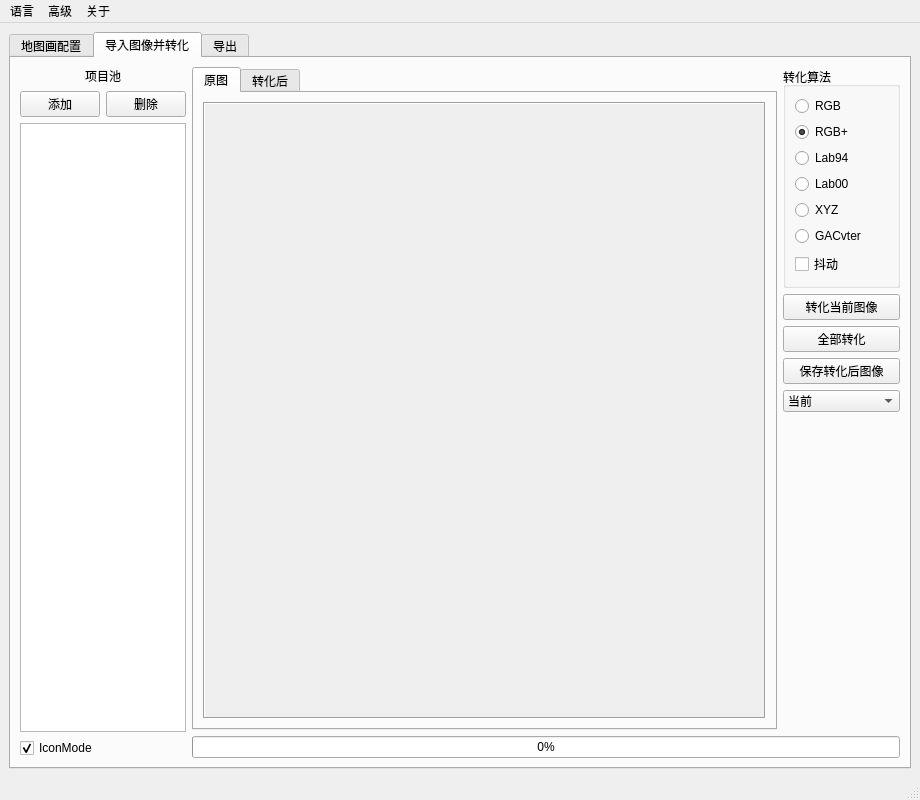
First picture: the form in SlopeCraft/SCWind.ui, repository SlopeCraft/SlopeCraft, before the edit.
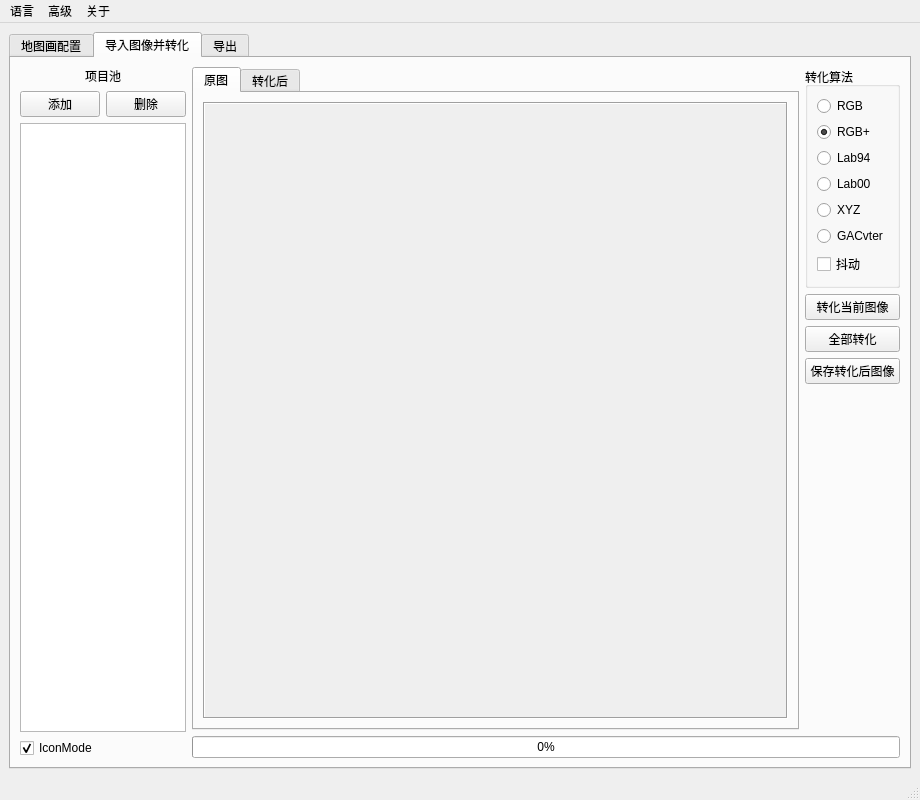
Second picture: the form after the edit. The open tabs and pages were chosen to show the change. Custom widgets are drawn as their Qt base class.

Commit message: save converted image

The edit to the form file:
```diff
--- a/SlopeCraft/SCWind.ui
+++ b/SlopeCraft/SCWind.ui
@@ -319,8 +319,8 @@
        <attribute name="title">
         <string>导入图像并转化</string>
        </attribute>
-       <layout class="QGridLayout" name="gridLayout_6" columnstretch="1,10,1,1">
-        <item row="0" column="1" rowspan="6">
+       <layout class="QGridLayout" name="gridLayout_6" columnstretch="1,10,0,0">
+        <item row="0" column="1" rowspan="5">
          <widget class="QTabWidget" name="tw_cvt_image">
           <property name="minimumSize">
            <size>
@@ -424,141 +424,14 @@
           </widget>
          </widget>
         </item>
-        <item row="1" column="2" colspan="2">
-         <widget class="QPushButton" name="pb_cvt_current">
-          <property name="sizePolicy">
-           <sizepolicy hsizetype="Preferred" vsizetype="Fixed">
-            <horstretch>0</horstretch>
-            <verstretch>0</verstretch>
-           </sizepolicy>
-          </property>
-          <property name="text">
-           <string>转化当前图像</string>
-          </property>
-         </widget>
-        </item>
-        <item row="2" column="2" colspan="2">
-         <widget class="QPushButton" name="pb_cvt_all">
-          <property name="sizePolicy">
-           <sizepolicy hsizetype="Preferred" vsizetype="Fixed">
-            <horstretch>0</horstretch>
-            <verstretch>0</verstretch>
-           </sizepolicy>
-          </property>
-          <property name="text">
-           <string>全部转化</string>
-          </property>
-         </widget>
-        </item>
-        <item row="0" column="2" colspan="2">
-         <widget class="QGroupBox" name="groupBox_4">
-          <property name="title">
-           <string>转化算法</string>
-          </property>
-          <layout class="QGridLayout" name="gridLayout_9">
-           <item row="6" column="0">
-            <widget class="QCheckBox" name="cb_algo_dither">
-             <property name="text">
-              <string>抖动</string>
-             </property>
-            </widget>
-           </item>
-           <item row="3" column="0">
-            <widget class="QRadioButton" name="rb_algo_Lab00">
-             <property name="text">
-              <string>Lab00</string>
-             </property>
-            </widget>
-           </item>
-           <item row="2" column="0">
-            <widget class="QRadioButton" name="rb_algo_Lab94">
-             <property name="text">
-              <string>Lab94</string>
-             </property>
-            </widget>
-           </item>
-           <item row="1" column="0">
-            <widget class="QRadioButton" name="rb_algo_RGB_plus">
-             <property name="text">
-              <string>RGB+</string>
-             </property>
-             <property name="checked">
-              <bool>true</bool>
-             </property>
-            </widget>
-           </item>
-           <item row="0" column="0">
-            <widget class="QRadioButton" name="rb_algo_RGB">
-             <property name="text">
-              <string>RGB</string>
-             </property>
-            </widget>
-           </item>
-           <item row="4" column="0">
-            <widget class="QRadioButton" name="rb_algo_XYZ">
-             <property name="text">
-              <string>XYZ</string>
-             </property>
-            </widget>
-           </item>
-           <item row="5" column="0">
-            <widget class="QRadioButton" name="rb_algo_GACvter">
-             <property name="text">
-              <string>GACvter</string>
-             </property>
-            </widget>
-           </item>
-          </layout>
-         </widget>
-        </item>
-        <item row="3" column="2" colspan="2">
-         <widget class="QPushButton" name="pb_save_converted">
-          <property name="sizePolicy">
-           <sizepolicy hsizetype="Preferred" vsizetype="Fixed">
-            <horstretch>0</horstretch>
-            <verstretch>0</verstretch>
-           </sizepolicy>
-          </property>
-          <property name="text">
-           <string>保存转化后图像</string>
-          </property>
-         </widget>
-        </item>
-        <item row="4" column="2" colspan="2">
-         <widget class="QComboBox" name="cb_select_image_to_save">
-          <item>
-           <property name="text">
-            <string>当前</string>
-           </property>
-          </item>
-          <item>
-           <property name="text">
-            <string>全部</string>
-           </property>
-          </item>
-         </widget>
-        </item>
-        <item row="5" column="2" colspan="2">
-         <spacer name="verticalSpacer">
-          <property name="orientation">
-           <enum>Qt::Vertical</enum>
-          </property>
-          <property name="sizeHint" stdset="0">
-           <size>
-            <width>20</width>
-            <height>40</height>
-           </size>
-          </property>
-         </spacer>
-        </item>
-        <item row="6" column="1" colspan="3">
+        <item row="5" column="1" colspan="3">
          <widget class="QProgressBar" name="pbar_cvt">
           <property name="value">
            <number>0</number>
           </property>
          </widget>
         </item>
-        <item row="0" column="0" rowspan="7">
+        <item row="0" column="0" rowspan="6">
          <layout class="QGridLayout" name="gridLayout_11">
           <property name="leftMargin">
            <number>0</number>
@@ -568,6 +441,12 @@
           </property>
           <item row="3" column="0" colspan="2">
            <widget class="AdaptiveListView" name="lview_pool_cvt">
+            <property name="sizePolicy">
+             <sizepolicy hsizetype="Preferred" vsizetype="Expanding">
+              <horstretch>0</horstretch>
+              <verstretch>0</verstretch>
+             </sizepolicy>
+            </property>
             <property name="acceptDrops">
              <bool>false</bool>
             </property>
@@ -660,6 +539,119 @@
           </item>
          </layout>
         </item>
+        <item row="0" column="2" colspan="2">
+         <widget class="QGroupBox" name="groupBox_4">
+          <property name="title">
+           <string>转化算法</string>
+          </property>
+          <layout class="QGridLayout" name="gridLayout_9">
+           <item row="6" column="0">
+            <widget class="QCheckBox" name="cb_algo_dither">
+             <property name="text">
+              <string>抖动</string>
+             </property>
+            </widget>
+           </item>
+           <item row="3" column="0">
+            <widget class="QRadioButton" name="rb_algo_Lab00">
+             <property name="text">
+              <string>Lab00</string>
+             </property>
+            </widget>
+           </item>
+           <item row="2" column="0">
+            <widget class="QRadioButton" name="rb_algo_Lab94">
+             <property name="text">
+              <string>Lab94</string>
+             </property>
+            </widget>
+           </item>
+           <item row="1" column="0">
+            <widget class="QRadioButton" name="rb_algo_RGB_plus">
+             <property name="text">
+              <string>RGB+</string>
+             </property>
+             <property name="checked">
+              <bool>true</bool>
+             </property>
+            </widget>
+           </item>
+           <item row="0" column="0">
+            <widget class="QRadioButton" name="rb_algo_RGB">
+             <property name="text">
+              <string>RGB</string>
+             </property>
+            </widget>
+           </item>
+           <item row="4" column="0">
+            <widget class="QRadioButton" name="rb_algo_XYZ">
+             <property name="text">
+              <string>XYZ</string>
+             </property>
+            </widget>
+           </item>
+           <item row="5" column="0">
+            <widget class="QRadioButton" name="rb_algo_GACvter">
+             <property name="text">
+              <string>GACvter</string>
+             </property>
+            </widget>
+           </item>
+          </layout>
+         </widget>
+        </item>
+        <item row="1" column="2" colspan="2">
+         <widget class="QPushButton" name="pb_cvt_current">
+          <property name="sizePolicy">
+           <sizepolicy hsizetype="Preferred" vsizetype="Fixed">
+            <horstretch>0</horstretch>
+            <verstretch>0</verstretch>
+           </sizepolicy>
+          </property>
+          <property name="text">
+           <string>转化当前图像</string>
+          </property>
+         </widget>
+        </item>
+        <item row="3" column="2" colspan="2">
+         <widget class="QPushButton" name="pb_save_converted">
+          <property name="sizePolicy">
+           <sizepolicy hsizetype="Preferred" vsizetype="Fixed">
+            <horstretch>0</horstretch>
+            <verstretch>0</verstretch>
+           </sizepolicy>
+          </property>
+          <property name="text">
+           <string>保存转化后图像</string>
+          </property>
+         </widget>
+        </item>
+        <item row="4" column="2" colspan="2">
+         <spacer name="verticalSpacer">
+          <property name="orientation">
+           <enum>Qt::Vertical</enum>
+          </property>
+          <property name="sizeHint" stdset="0">
+           <size>
+            <width>20</width>
+            <height>40</height>
+           </size>
+          </property>
+         </spacer>
+        </item>
+        <item row="2" column="2" colspan="2">
+         <widget class="QPushButton" name="pb_cvt_all">
+          <property name="sizePolicy">
+           <sizepolicy hsizetype="Preferred" vsizetype="Fixed">
+            <horstretch>0</horstretch>
+            <verstretch>0</verstretch>
+           </sizepolicy>
+          </property>
+          <property name="text">
+           <string>全部转化</string>
+          </property>
+         </widget>
+        </item>
        </layout>
       </widget>
       <widget class="QWidget" name="tab_3">
```
The commit also changes 2 other files.
